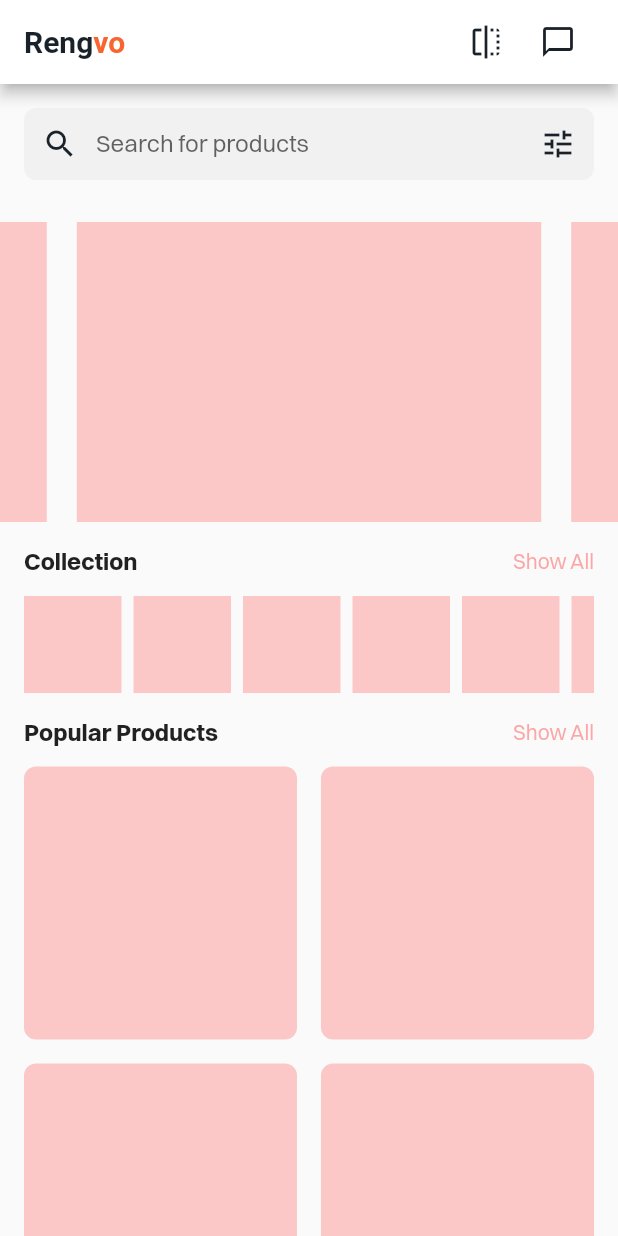
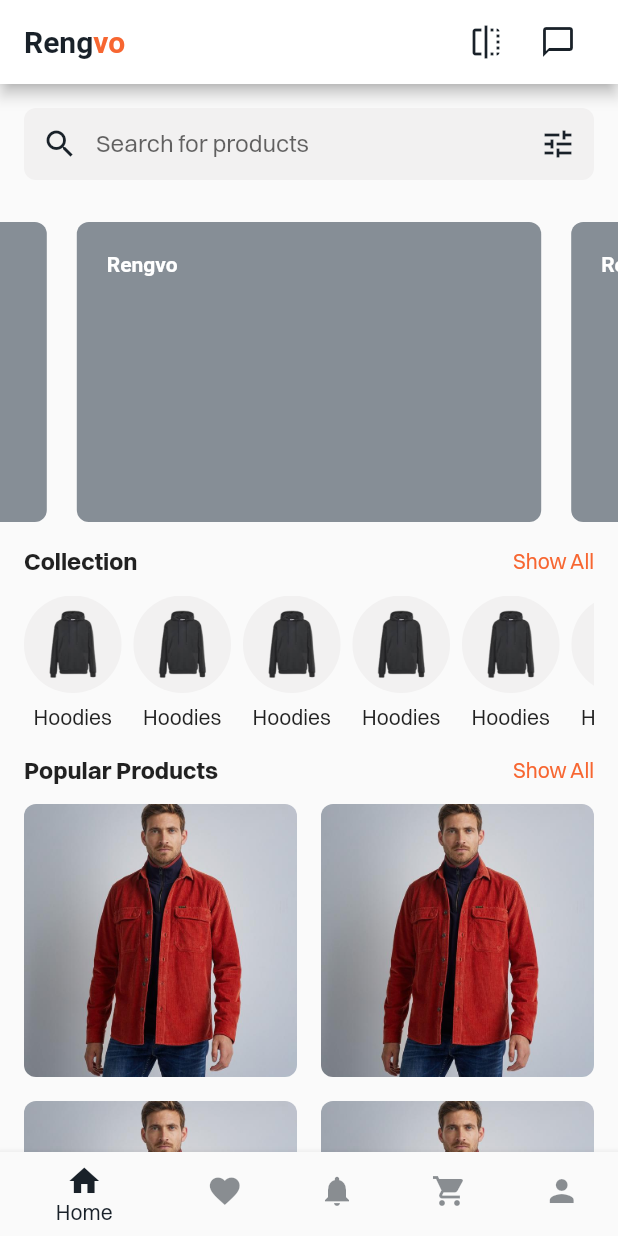
Before and after one commit to DeadpoolSteinS/Flutter-Fashion-Shop, a Flutter app: the screen it shows after launch, on a phone screen of 412 x 824 dp. Run offline on Flutter 3.47's test engine with Material 2 defaults, Android fonts, the phone set to English and light mode, and no system bars.

Commit message:
add assets to layout

```diff
--- a/lib/constant/g_colors.dart
+++ b/lib/constant/g_colors.dart
@@ -4,4 +4,6 @@ class GColors {
   static const Color primaryBtn = Color(0xff524eb7);
   static const Color secondaryBtn = Color(0xfff76631);
   static const Color fontColor = Color(0xff192129);
+  static const Color bgGray = Color.fromARGB(255, 242, 241, 241);
+  static const Color cardBg = Color(0xff868e96);
 }
--- a/lib/constant/logo.dart
+++ b/lib/constant/logo.dart
@@ -2,24 +2,31 @@ import 'package:fashion_shop/constant/g_colors.dart';
 import 'package:flutter/material.dart';
 
 class Logo extends StatelessWidget {
-  const Logo({Key? key}) : super(key: key);
+  final Color primary;
+  final Color? secondary;
+
+  const Logo({
+    Key? key,
+    required this.primary,
+    this.secondary,
+  }) : super(key: key);
 
   @override
   Widget build(BuildContext context) {
-    return const Text.rich(
+    return Text.rich(
       TextSpan(
         children: [
           TextSpan(
             text: 'Reng',
             style: TextStyle(
-              color: GColors.fontColor,
+              color: primary,
               fontWeight: FontWeight.bold,
             ),
           ),
           TextSpan(
             text: 'vo',
             style: TextStyle(
-              color: GColors.secondaryBtn,
+              color: secondary ?? primary,
               fontWeight: FontWeight.bold,
             ),
           ),
--- a/lib/home/components/card_viewpage.dart
+++ b/lib/home/components/card_viewpage.dart
@@ -1,3 +1,5 @@
+import 'package:fashion_shop/constant/g_colors.dart';
+import 'package:fashion_shop/constant/logo.dart';
 import 'package:flutter/material.dart';
 
 class CardViewpage extends StatelessWidget {
@@ -7,7 +9,21 @@ class CardViewpage extends StatelessWidget {
   Widget build(BuildContext context) {
     return Container(
       margin: const EdgeInsets.symmetric(horizontal: 10),
-      color: Colors.redAccent.withOpacity(0.3),
+      padding: const EdgeInsets.all(20),
+      decoration: BoxDecoration(
+        color: GColors.cardBg,
+        borderRadius: BorderRadius.circular(8),
+      ),
+      child: Column(
+        mainAxisAlignment: MainAxisAlignment.spaceBetween,
+        children: [
+          Row(
+            children: const [
+              Logo(primary: Colors.white),
+            ],
+          ),
+        ],
+      ),
     );
   }
 }
--- a/lib/home/components/collections.dart
+++ b/lib/home/components/collections.dart
@@ -17,19 +17,19 @@ class Collections extends StatelessWidget {
             scrollDirection: Axis.horizontal,
             child: Row(
               children: const [
-                CardCollection(),
+                CardCollection(title: "Hoodies"),
                 SizedBox(width: 8),
-                CardCollection(),
+                CardCollection(title: "Hoodies"),
                 SizedBox(width: 8),
-                CardCollection(),
+                CardCollection(title: "Hoodies"),
                 SizedBox(width: 8),
-                CardCollection(),
+                CardCollection(title: "Hoodies"),
                 SizedBox(width: 8),
-                CardCollection(),
+                CardCollection(title: "Hoodies"),
                 SizedBox(width: 8),
-                CardCollection(),
+                CardCollection(title: "Hoodies"),
                 SizedBox(width: 8),
-                CardCollection(),
+                CardCollection(title: "Hoodies"),
               ],
             ),
           ),
--- a/lib/home/components/collections/card_collection.dart
+++ b/lib/home/components/collections/card_collection.dart
@@ -1,14 +1,36 @@
+import 'package:fashion_shop/constant/g_colors.dart';
 import 'package:flutter/material.dart';
 
 class CardCollection extends StatelessWidget {
-  const CardCollection({Key? key}) : super(key: key);
+  final String title;
+  const CardCollection({
+    Key? key,
+    required this.title,
+  }) : super(key: key);
 
   @override
   Widget build(BuildContext context) {
-    return Container(
+    return SizedBox(
       width: 65,
-      height: 65,
-      color: Colors.redAccent.withOpacity(0.3),
+      height: 90,
+      child: Column(
+        mainAxisAlignment: MainAxisAlignment.spaceBetween,
+        children: [
+          Container(
+            width: 65,
+            height: 65,
+            decoration: BoxDecoration(
+              image: DecorationImage(
+                image: AssetImage('assets/$title.png'),
+                // fit: BoxFit.cover,
+              ),
+              color: GColors.bgGray,
+              borderRadius: BorderRadius.circular(32),
+            ),
+          ),
+          Text(title),
+        ],
+      ),
     );
   }
 }
--- a/lib/home/components/popular/card_popular.dart
+++ b/lib/home/components/popular/card_popular.dart
@@ -1,13 +1,20 @@
 import 'package:flutter/material.dart';
 
 class CardPopular extends StatelessWidget {
-  const CardPopular({Key? key}) : super(key: key);
+  final String title;
+  const CardPopular({
+    Key? key,
+    required this.title,
+  }) : super(key: key);
 
   @override
   Widget build(BuildContext context) {
     return Container(
       decoration: BoxDecoration(
-        color: Colors.redAccent.withOpacity(0.3),
+        image: DecorationImage(
+          image: AssetImage('assets/$title.jpg'),
+          fit: BoxFit.cover,
+        ),
         borderRadius: BorderRadius.circular(8),
       ),
     );
--- a/lib/home/components/popular_products.dart
+++ b/lib/home/components/popular_products.dart
@@ -20,10 +20,10 @@ class PopularProducts extends StatelessWidget {
             crossAxisSpacing: 16,
             crossAxisCount: 2,
             children: const [
-              CardPopular(),
-              CardPopular(),
-              CardPopular(),
-              CardPopular(),
+              CardPopular(title: 'image_1'),
+              CardPopular(title: 'image_1'),
+              CardPopular(title: 'image_1'),
+              CardPopular(title: 'image_1'),
             ],
           )
         ],
--- a/lib/home/components/search.dart
+++ b/lib/home/components/search.dart
@@ -23,7 +23,7 @@ class _SearchState extends State<Search> {
             color: GColors.fontColor,
           ),
           filled: true,
-          fillColor: Color.fromARGB(255, 242, 241, 241),
+          fillColor: GColors.bgGray,
           contentPadding: EdgeInsets.only(top: 10),
           // border: OutlineInputBorder(
           //   borderRadius: BorderRadius.all(
--- a/lib/home/components/title_with_btn.dart
+++ b/lib/home/components/title_with_btn.dart
@@ -1,3 +1,4 @@
+import 'package:fashion_shop/constant/g_colors.dart';
 import 'package:flutter/material.dart';
 
 class TitleWithBtn extends StatelessWidget {
@@ -20,10 +21,10 @@ class TitleWithBtn extends StatelessWidget {
             fontSize: 16,
           ),
         ),
-        Text(
+        const Text(
           "Show All",
           style: TextStyle(
-            color: Colors.redAccent.withOpacity(0.5),
+            color: GColors.secondaryBtn,
           ),
         )
       ],
--- a/lib/home/home_page.dart
+++ b/lib/home/home_page.dart
@@ -14,8 +14,15 @@ class HomePage extends StatefulWidget {
 }
 
 class _HomePageState extends State<HomePage> {
+  int _page = 0;
   PageController cardVPcontroller =
       PageController(viewportFraction: 0.8, initialPage: 1);
+
+  void updatePage(int page) {
+    setState(() {
+      _page = page;
+    });
+  }
 
   @override
   Widget build(BuildContext context) {
@@ -25,7 +32,10 @@ class _HomePageState extends State<HomePage> {
         title: Row(
           mainAxisAlignment: MainAxisAlignment.spaceBetween,
           children: [
-            const Logo(),
+            const Logo(
+              primary: GColors.fontColor,
+              secondary: GColors.secondaryBtn,
+            ),
             Row(
               children: [
                 IconButton(
@@ -70,6 +80,35 @@ class _HomePageState extends State<HomePage> {
           ],
         ),
       ),
+      bottomNavigationBar: BottomNavigationBar(
+        items: const <BottomNavigationBarItem>[
+          BottomNavigationBarItem(
+            icon: Icon(Icons.home),
+            label: 'Home',
+          ),
+          BottomNavigationBarItem(
+            icon: Icon(Icons.favorite),
+            label: 'Favorite',
+          ),
+          BottomNavigationBarItem(
+            icon: Icon(Icons.notifications),
+            label: 'Notifications',
+          ),
+          BottomNavigationBarItem(
+            icon: Icon(Icons.shopping_cart),
+            label: 'Cart',
+          ),
+          BottomNavigationBarItem(
+            icon: Icon(Icons.person),
+            label: 'Profile',
+          ),
+        ],
+        currentIndex: _page,
+        selectedItemColor: GColors.fontColor,
+        unselectedItemColor: GColors.fontColor.withOpacity(0.5),
+        elevation: 4,
+        onTap: updatePage,
+      ),
     );
   }
 }
--- a/pubspec.yaml
+++ b/pubspec.yaml
@@ -58,9 +58,8 @@ flutter:
   uses-material-design: true
 
   # To add assets to your application, add an assets section, like this:
-  # assets:
-  #   - images/a_dot_burr.jpeg
-  #   - images/a_dot_ham.jpeg
+  assets:
+    - assets/
 
   # An image asset can refer to one or more resolution-specific "variants", see
   # https://flutter.dev/assets-and-images/#resolution-aware
```
Also changed, not shown: assets/Hoodies.png (added), assets/image_1.jpg (added).
